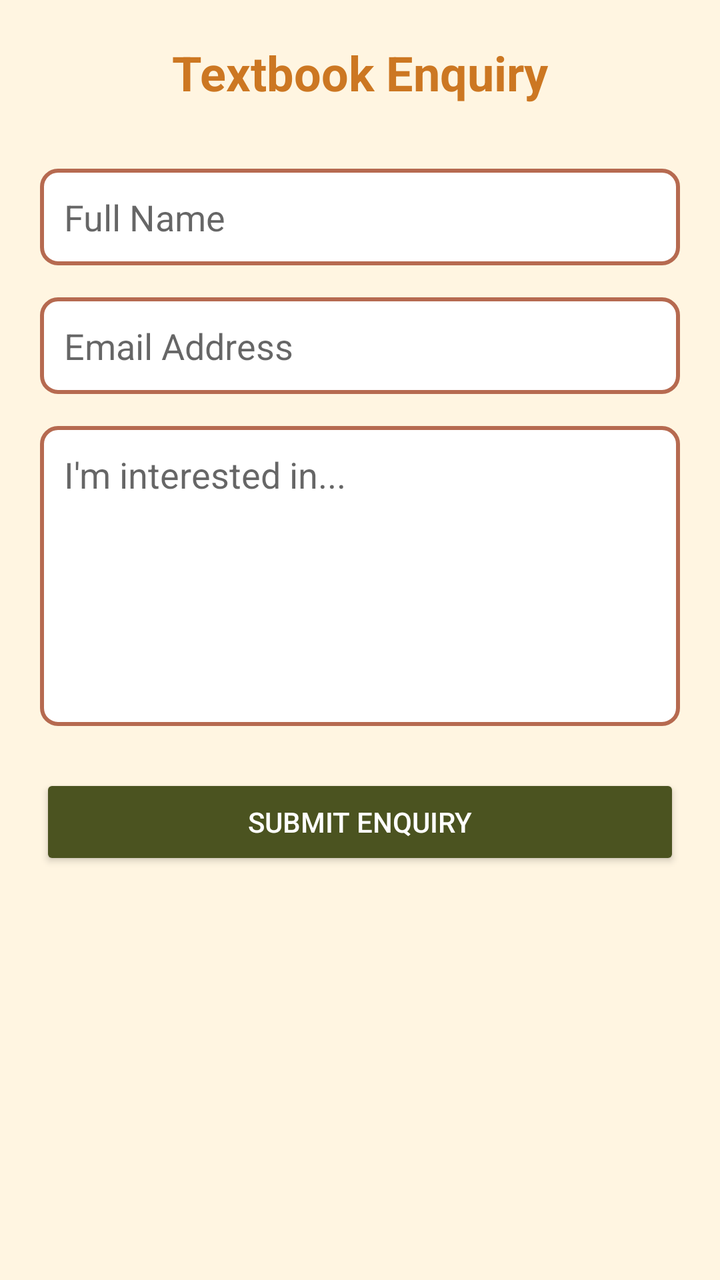
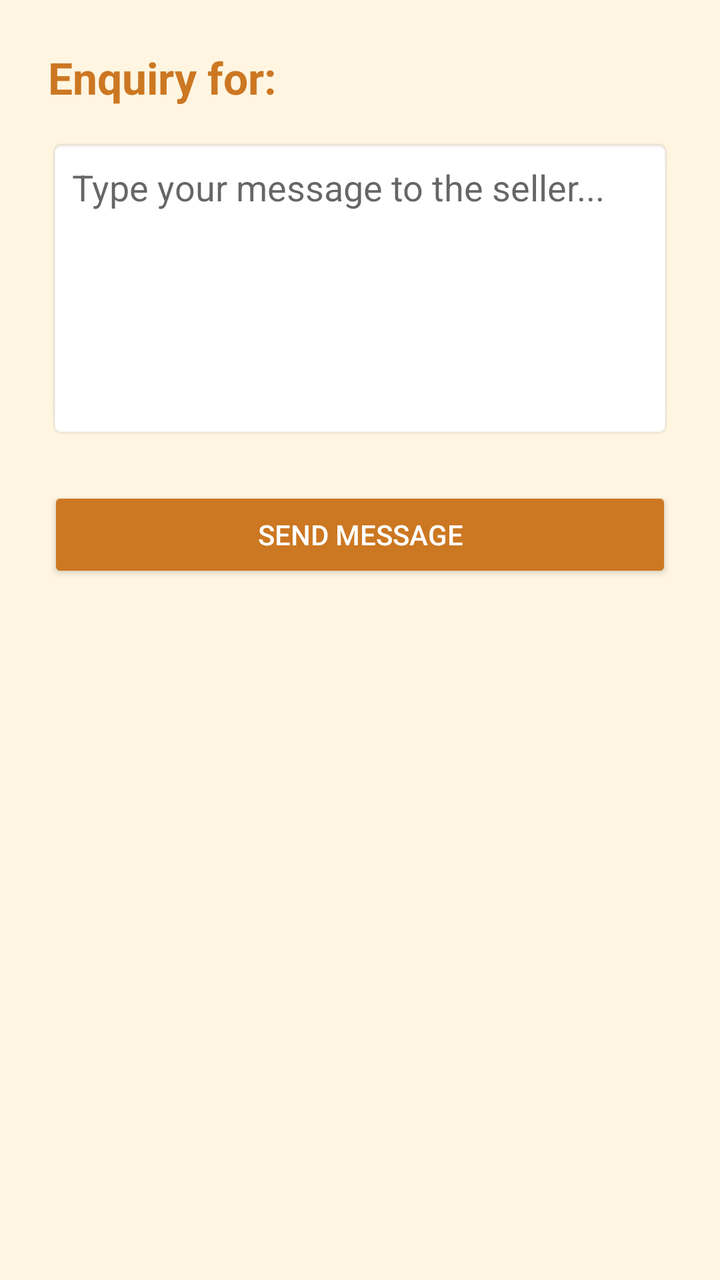

Screens rendered from an Android XML layout before and after an edit, with the pre-edit source and the edit as a unified diff.
<!-- AndroidManifest.xml: application theme Theme.TextbookStoreApp -->
<!-- res/layout/activity_enquiry.xml -->
<?xml version="1.0" encoding="utf-8"?>
<androidx.constraintlayout.widget.ConstraintLayout xmlns:android="http://schemas.android.com/apk/res/android"
    xmlns:app="http://schemas.android.com/apk/res-auto"
    android:layout_width="match_parent"
    android:layout_height="match_parent"
    android:background="@color/background_cream"
    android:padding="20dp">

    <TextView
        android:id="@+id/tvEnquiryTitle"
        android:layout_width="wrap_content"
        android:layout_height="wrap_content"
        android:text="Textbook Enquiry"
        android:textColor="@color/african_ochre"
        android:textSize="24sp"
        android:textStyle="bold"
        app:layout_constraintTop_toTopOf="parent"
        app:layout_constraintStart_toStartOf="parent"
        app:layout_constraintEnd_toEndOf="parent" />

    <EditText
        android:id="@+id/etStudentName"
        android:layout_width="match_parent"
        android:layout_height="wrap_content"
        android:layout_marginTop="32dp"
        android:hint="Full Name"
        android:inputType="textPersonName"
        android:background="@drawable/edit_text_background"
        android:padding="12dp"
        app:layout_constraintTop_toBottomOf="@id/tvEnquiryTitle" />

    <EditText
        android:id="@+id/etStudentEmail"
        android:layout_width="match_parent"
        android:layout_height="wrap_content"
        android:layout_marginTop="16dp"
        android:hint="Email Address"
        android:inputType="textEmailAddress"
        android:background="@drawable/edit_text_background"
        android:padding="12dp"
        app:layout_constraintTop_toBottomOf="@id/etStudentName" />

    <EditText
        android:id="@+id/etMessage"
        android:layout_width="match_parent"
        android:layout_height="150dp"
        android:layout_marginTop="16dp"
        android:hint="I'm interested in..."
        android:inputType="textMultiLine"
        android:gravity="top"
        android:background="@drawable/edit_text_background"
        android:padding="12dp"
        app:layout_constraintTop_toBottomOf="@id/etStudentEmail" />

    <Button
        android:id="@+id/btnSubmitEnquiry"
        android:layout_width="match_parent"
        android:layout_height="wrap_content"
        android:layout_marginTop="24dp"
        android:backgroundTint="@color/african_savanna_green"
        android:text="Submit Enquiry"
        android:textColor="@color/white"
        app:layout_constraintTop_toBottomOf="@id/etMessage" />

</androidx.constraintlayout.widget.ConstraintLayout>
<!-- resources referenced by this layout -->
<resources>
  <color name="african_ochre">#CC7722</color>
  <color name="african_savanna_green">#4B5320</color>
  <color name="background_cream">#FFF5E1</color>
  <color name="white">#FFFFFFFF</color>
  <!-- drawable edit_text_background (drawable) -->
  <?xml version="1.0" encoding="utf-8"?>
  <shape xmlns:android="http://schemas.android.com/apk/res/android">
      <solid android:color="@color/white" />
      <stroke
          android:width="2dp"
          android:color="@color/african_clay" />
      <corners android:radius="8dp" />
  </shape>
  <style name="Theme.TextbookStoreApp" parent="Theme.AppCompat.Light.NoActionBar">
          
          <item name="colorPrimary">@color/african_ochre</item>
          <item name="colorPrimaryDark">@color/african_clay</item>
          <item name="colorAccent">@color/african_deep_gold</item>
      </style>
  <color name="african_clay">#B66A50</color>
  <color name="african_deep_gold">#CFB53B</color>
</resources>

<!-- the commit's change to res/layout/activity_enquiry.xml (unified diff, before → after) -->
@@ -1,65 +1,41 @@
 <?xml version="1.0" encoding="utf-8"?>
-<androidx.constraintlayout.widget.ConstraintLayout xmlns:android="http://schemas.android.com/apk/res/android"
-    xmlns:app="http://schemas.android.com/apk/res-auto"
-    android:layout_width="match_parent"
-    android:layout_height="match_parent"
-    android:background="@color/background_cream"
-    android:padding="20dp">
+<layout xmlns:android="http://schemas.android.com/apk/res/android">
 
-    <TextView
-        android:id="@+id/tvEnquiryTitle"
-        android:layout_width="wrap_content"
-        android:layout_height="wrap_content"
-        android:text="Textbook Enquiry"
-        android:textColor="@color/african_ochre"
-        android:textSize="24sp"
-        android:textStyle="bold"
-        app:layout_constraintTop_toTopOf="parent"
-        app:layout_constraintStart_toStartOf="parent"
-        app:layout_constraintEnd_toEndOf="parent" />
+    <LinearLayout
+        android:layout_width="match_parent"
+        android:layout_height="match_parent"
+        android:orientation="vertical"
+        android:padding="24dp"
+        android:background="@color/background_cream">
 
-    <EditText
-        android:id="@+id/etStudentName"
-        android:layout_width="match_parent"
-        android:layout_height="wrap_content"
-        android:layout_marginTop="32dp"
-        android:hint="Full Name"
-        android:inputType="textPersonName"
-        android:background="@drawable/edit_text_background"
-        android:padding="12dp"
-        app:layout_constraintTop_toBottomOf="@id/tvEnquiryTitle" />
+        <TextView
+            android:id="@+id/tvEnquiryHeader"
+            android:layout_width="wrap_content"
+            android:layout_height="wrap_content"
+            android:text="Enquiry for:"
+            android:textSize="22sp"
+            android:textStyle="bold"
+            android:textColor="@color/african_ochre"
+            android:layout_marginBottom="16dp"/>
 
-    <EditText
-        android:id="@+id/etStudentEmail"
-        android:layout_width="match_parent"
-        android:layout_height="wrap_content"
-        android:layout_marginTop="16dp"
-        android:hint="Email Address"
-        android:inputType="textEmailAddress"
-        android:background="@drawable/edit_text_background"
-        android:padding="12dp"
-        app:layout_constraintTop_toBottomOf="@id/etStudentName" />
+        <EditText
+            android:id="@+id/etUserMessage"
+            android:layout_width="match_parent"
+            android:layout_height="150dp"
+            android:hint="Type your message to the seller..."
+            android:gravity="top"
+            android:padding="12dp"
+            android:background="@android:drawable/editbox_background"
+            android:layout_marginBottom="24dp"/>
 
-    <EditText
-        android:id="@+id/etMessage"
-        android:layout_width="match_parent"
-        android:layout_height="150dp"
-        android:layout_marginTop="16dp"
-        android:hint="I'm interested in..."
-        android:inputType="textMultiLine"
-        android:gravity="top"
-        android:background="@drawable/edit_text_background"
-        android:padding="12dp"
-        app:layout_constraintTop_toBottomOf="@id/etStudentEmail" />
+        <Button
+            android:id="@+id/btnSendMessage"
+            android:layout_width="match_parent"
+            android:layout_height="wrap_content"
+            android:text="Send Message"
+            android:backgroundTint="@color/african_ochre"
+            android:textColor="@android:color/white"
+            android:padding="12dp"/>
 
-    <Button
-        android:id="@+id/btnSubmitEnquiry"
-        android:layout_width="match_parent"
-        android:layout_height="wrap_content"
-        android:layout_marginTop="24dp"
-        android:backgroundTint="@color/african_savanna_green"
-        android:text="Submit Enquiry"
-        android:textColor="@color/white"
-        app:layout_constraintTop_toBottomOf="@id/etMessage" />
-
-</androidx.constraintlayout.widget.ConstraintLayout>
+    </LinearLayout>
+</layout>
<!-- resource entries referenced after the edit -->
@@ -3,23 +3,14 @@
   <color name="african_ochre">#CC7722</color>
   <color name="african_savanna_green">#4B5320</color>
   <color name="background_cream">#FFF5E1</color>
-  <color name="white">#FFFFFFFF</color>
-  <!-- drawable edit_text_background (drawable) -->
-  <?xml version="1.0" encoding="utf-8"?>
-  <shape xmlns:android="http://schemas.android.com/apk/res/android">
-      <solid android:color="@color/white" />
-      <stroke
-          android:width="2dp"
-          android:color="@color/african_clay" />
-      <corners android:radius="8dp" />
-  </shape>
   <style name="Theme.TextbookStoreApp" parent="Theme.AppCompat.Light.NoActionBar">
           
           <item name="colorPrimary">@color/african_ochre</item>
           <item name="colorPrimaryDark">@color/african_clay</item>
-          <item name="colorAccent">@color/african_deep_gold</item>
+          <item name="colorAccent">@color/african_savanna_green</item>
+          
+          <item name="android:statusBarColor">@color/african_ochre</item>
       </style>
-  <color name="african_clay">#B66A50</color>
-  <color name="african_deep_gold">#CFB53B</color>
+  <color name="african_clay">#A0522D</color>
 </resources>
 
